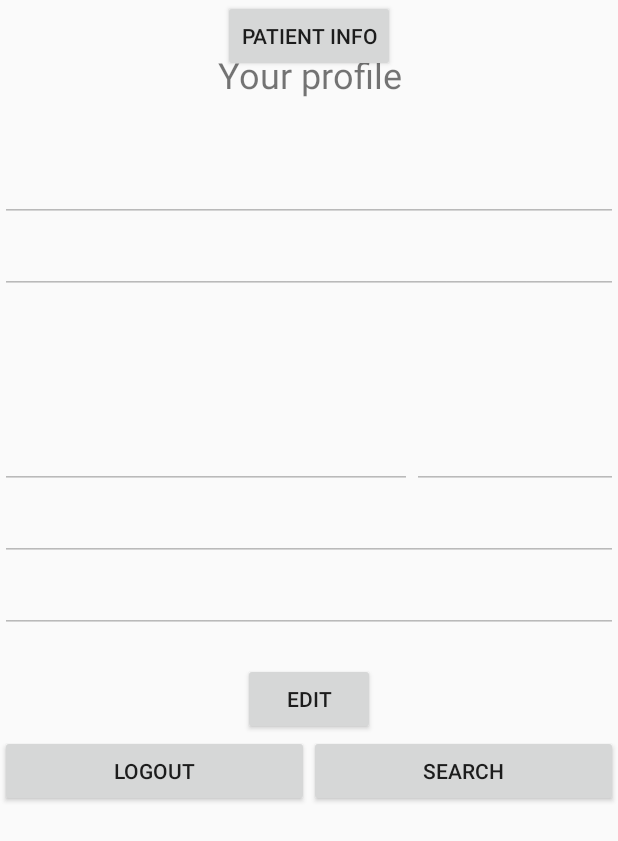
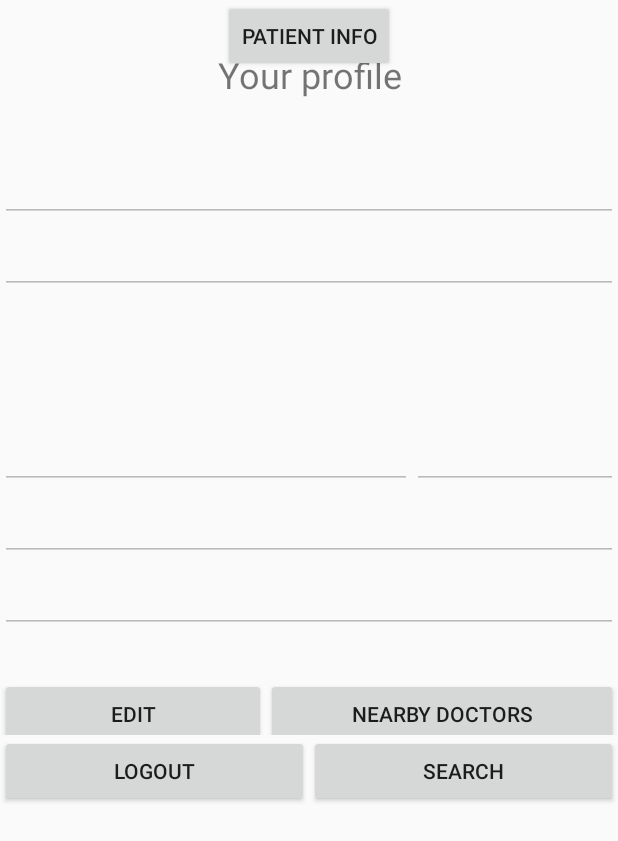
Before and after one commit to ElCabrino/SDPProject, an Android app: the screen it shows after launch once a user with an empty profile is signed in (Profile), on a phone screen of 412 x 824 dp. Shown: the top 841 px of the screen. Run offline under Robolectric (Android 15) with nearby library versions, the light colour scheme and no system bars; our stand-ins replace Firebase (no records; nobody signed in at launch, a user with empty details on screens opened directly).

Commit message:
Add nearbyDoctor button and layout for it with click listener

```diff
--- a/app/src/main/java/ch/epfl/sweng/vanjel/Profile.java
+++ b/app/src/main/java/ch/epfl/sweng/vanjel/Profile.java
@@ -51,6 +51,7 @@ public class Profile extends AppCompatActivity implements View.OnClickListener {
     Button editButton;
     Button saveButton;
     Button searchButton;
+    Button nearbyDoctorButton;
 
     String userType;
 
@@ -78,6 +79,7 @@ public class Profile extends AppCompatActivity implements View.OnClickListener {
         saveButton.setOnClickListener(this);
         searchButton.setOnClickListener(this);
         patientInfoButton.setOnClickListener(this);
+        nearbyDoctorButton.setOnClickListener(this);
 
         isPatientUser();
     }
@@ -142,6 +144,12 @@ public class Profile extends AppCompatActivity implements View.OnClickListener {
             case R.id.searchDoctorButton:
                 Intent intent = new Intent(this, SearchDoctor.class);
                 startActivity(intent);
+                break;
+            case R.id.nearbyDoctorButton:
+                Intent intent2 = new Intent(this, NearbyDoctor.class);
+                startActivity(intent2);
+                break;
+
         }
     }
 
@@ -169,6 +177,7 @@ public class Profile extends AppCompatActivity implements View.OnClickListener {
         this.saveButton = findViewById(R.id.saveButton);
         this.logoutButton = findViewById(R.id.logoutButton);
         this.searchButton = findViewById(R.id.searchDoctorButton);
+        this.nearbyDoctorButton = findViewById(R.id.nearbyDoctorButton);
     }
 
     // Enables editing of some fields and replaces Edit button with Save.
--- a/app/src/main/res/layout/activity_profile.xml
+++ b/app/src/main/res/layout/activity_profile.xml
@@ -130,6 +130,13 @@
                 android:layout_gravity="center"
                 android:layout_marginTop="20dp"/>
 
+
+            <LinearLayout
+                android:layout_width="match_parent"
+                android:layout_height="wrap_content"
+                android:orientation="horizontal"
+                android:weightSum="2">
+
             <Button
                 android:id="@+id/editButton"
                 android:contentDescription="profile edit button"
@@ -137,7 +144,22 @@
                 android:layout_height="wrap_content"
                 android:text="Edit"
                 android:layout_gravity="center"
-                android:layout_marginTop="20dp"/>
+                android:layout_marginTop="20dp"
+                android:layout_weight="1"/>
+
+
+            <Button
+                android:id="@+id/nearbyDoctorButton"
+                android:layout_width="wrap_content"
+                android:layout_height="wrap_content"
+                android:contentDescription="Nearby Doctors"
+                android:text="Nearby Doctors"
+                android:layout_gravity="center"
+                android:layout_marginTop="20dp"
+                android:layout_weight="1"/>
+
+
+            </LinearLayout>
 
             <LinearLayout
                 android:layout_width="match_parent"
```
Also changed, not shown: app/src/main/AndroidManifest.xml (+13 -7 lines), app/src/main/java/ch/epfl/sweng/vanjel/NearbyDoctor.java (added, +13 -0 lines), app/src/main/res/layout/activity_nearby_doctor.xml (added, +15 -0 lines).
